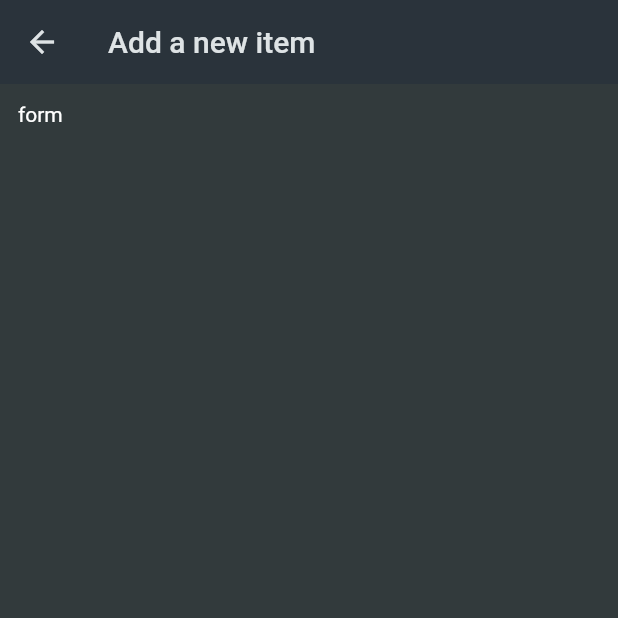
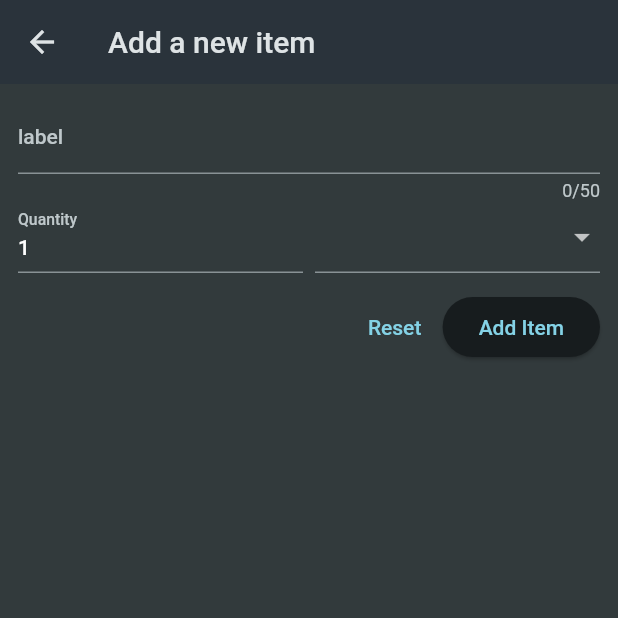
Before and after one commit to alexsumoski/shopping-list-app, a Flutter app: the NewItem screen opened directly, on a phone screen of 412 x 824 dp, the top half of it. Run offline on Flutter 3.47's test engine with Material 2 defaults, Android fonts, the phone set to English and light mode, and no system bars.

Commit message:
Add item form

```diff
--- a/lib/widgets/new_item.dart
+++ b/lib/widgets/new_item.dart
@@ -1,4 +1,5 @@
 import 'package:flutter/material.dart';
+import 'package:shopping_list_app/data/categories.dart';
 
 class NewItem extends StatefulWidget {
   const NewItem({super.key});
@@ -14,9 +15,65 @@ class _NewItemState extends State<NewItem> {
       appBar: AppBar(
         title: const Text('Add a new item'),
       ),
-      body: const Padding(
-        padding: EdgeInsets.all(12),
-        child: Text('form'),
+      body: Padding(
+        padding: const EdgeInsets.all(12),
+        child: Form(
+            child: Column(
+          children: [
+            TextFormField(
+              maxLength: 50,
+              decoration: const InputDecoration(label: Text('label')),
+              validator: (value) {
+                return '';
+              },
+            ),
+            Row(
+              crossAxisAlignment: CrossAxisAlignment.end,
+              children: [
+                Expanded(
+                  child: TextFormField(
+                    decoration: const InputDecoration(label: Text('Quantity')),
+                    initialValue: '1',
+                  ),
+                ),
+                const SizedBox(
+                  width: 8,
+                ),
+                Expanded(
+                  child: DropdownButtonFormField(items: [
+                    for (final category in categories.entries)
+                      DropdownMenuItem(
+                        value: category.value,
+                        child: Row(
+                          children: [
+                            Container(
+                              width: 16,
+                              height: 16,
+                              color: category.value.color,
+                            ),
+                            const SizedBox(
+                              width: 6,
+                            ),
+                            Text(category.value.title),
+                          ],
+                        ),
+                      )
+                  ], onChanged: (value) {}),
+                )
+              ],
+            ),
+            const SizedBox(
+              height: 12,
+            ),
+            Row(
+              mainAxisAlignment: MainAxisAlignment.end,
+              children: [
+                TextButton(onPressed: () {}, child: const Text('Reset')),
+                ElevatedButton(onPressed: () {}, child: const Text('Add Item'))
+              ],
+            )
+          ],
+        )),
       ),
     );
   }
```
